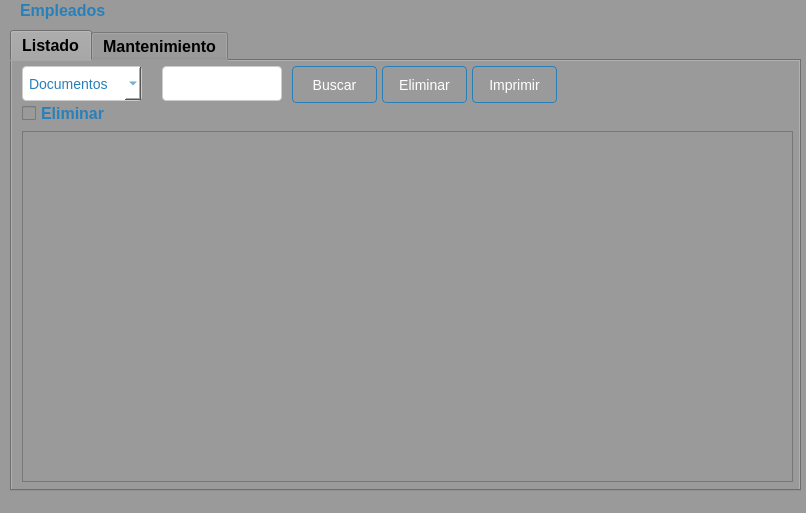
CodeDrTech/DevelopPython, file Sistema de ventas/ui/FrmEmpleado.ui: the form before one commit.
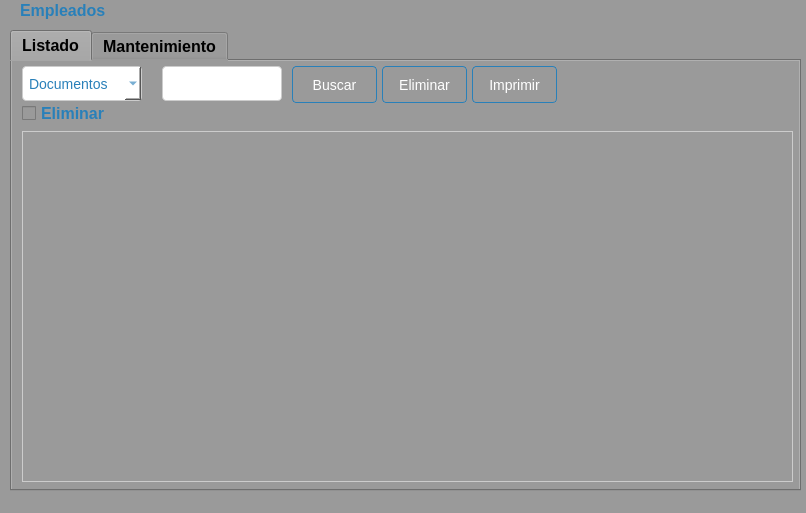
The form after the commit.

```diff
--- a/Sistema de ventas/ui/FrmEmpleado.ui
+++ b/Sistema de ventas/ui/FrmEmpleado.ui
@@ -304,6 +304,53 @@
         <height>351</height>
        </rect>
       </property>
+      <property name="styleSheet">
+       <string notr="true">QTableView {
+    background-color: #9a9a9a;
+    border: 1px solid #cccccc;
+    selection-background-color: #3498db;
+    selection-color: #ffffff;
+}
+
+QTableView QHeaderView {
+    background-color: #d3d3d3;
+    color: #333333;
+    border: none;
+}
+
+QTableView QHeaderView::section {
+    background-color: #bbbbbb;
+    color: #333333;
+    padding: 6px;
+    border: 1px solid #cccccc;
+}
+
+QTableView QHeaderView::section:checked {
+    background-color: #3498db;
+    color: #ffffff;
+}
+
+QTableView::item {
+    padding: 6px;
+}
+
+QTableView::item:selected {
+    background-color: #3498db;
+    color: #ffffff;
+}
+
+QTableView::item:focus {
+    background-color: #3498db;
+    color: #ffffff;
+    outline: none;
+}
+
+QTableView::item:hover {
+    background-color: #d3d3d3;
+    color: #333333;
+}
+</string>
+      </property>
      </widget>
      <widget class="QComboBox" name="comboBox">
       <property name="geometry">
```
